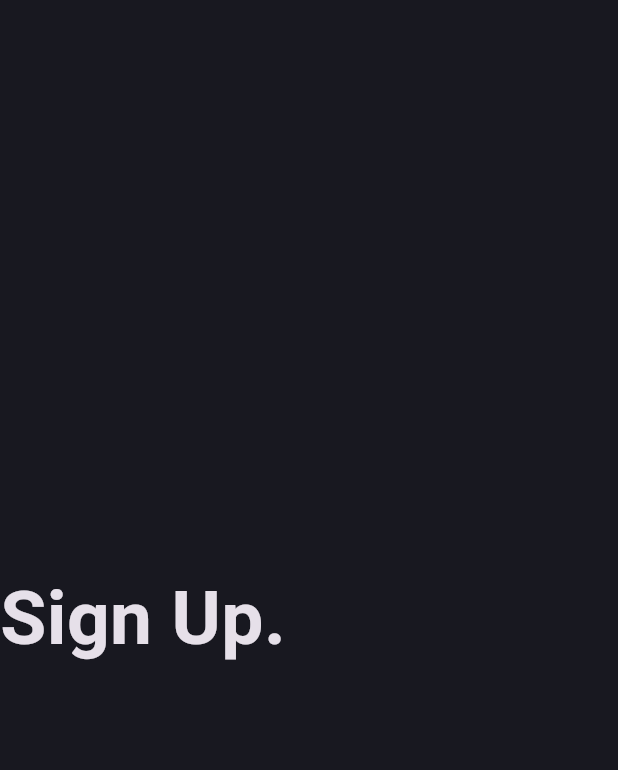
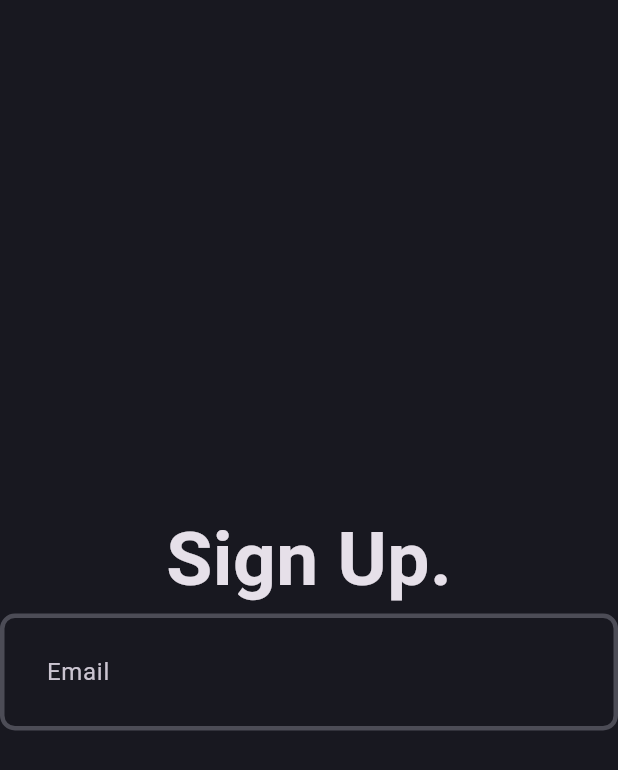
Before and after one commit to KunalPatilCode/B_app, a Flutter app: the screen it shows after launch, on a phone screen of 412 x 824 dp. Shown: the top 770 px of the screen. Run offline on Flutter 3.47's test engine with Material 3 defaults, Android fonts, the phone set to English and light mode, and no system bars.

Commit message:
signup-page started

```diff
--- a/lib/core/theme/theme.dart
+++ b/lib/core/theme/theme.dart
@@ -2,7 +2,19 @@ import 'package:app/core/theme/app_palate.dart';
 import 'package:flutter/material.dart';
 
 class AppTheme {
+  static _border([Color color=const Color.fromARGB(255, 76, 76, 86)]) => OutlineInputBorder(
+    borderSide:  BorderSide(
+      color: color,
+      width: 3,
+    ),
+    borderRadius: BorderRadius.circular(10),
+  );
   static final darkThemeMode = ThemeData.dark().copyWith(
     scaffoldBackgroundColor: AppPallete.backgroundColor,
+    inputDecorationTheme: InputDecorationTheme(
+      contentPadding: const EdgeInsets.all(27),
+      enabledBorder: _border(),
+      focusedBorder: _border(AppPallete.gradient2),
+    ),
   );
 }
--- a/lib/feature/auth/presentation/pages/signup_page.dart
+++ b/lib/feature/auth/presentation/pages/signup_page.dart
@@ -1,3 +1,4 @@
+import 'package:app/feature/auth/presentation/widgets/auth_field.dart';
 import 'package:flutter/material.dart';
 
 class Signuppage extends StatefulWidget {
@@ -18,7 +19,7 @@ class _MyWidgetState extends State<Signuppage> {
             'Sign Up.',
             style: TextStyle(fontSize: 50, fontWeight: FontWeight.bold),
           ),
-          // AuthField(hintText: hintText),
+          AuthField(hintText:'Email'),
         ],
       ),
     );
```
Also changed, not shown: lib/feature/auth/presentation/widgets/auth_field.dart (+6 -2 lines).
